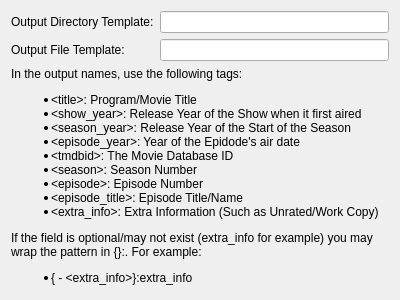
towel42-com/MediaManager, file Preferences/UI/TVShowSettings.ui: the form before one commit.
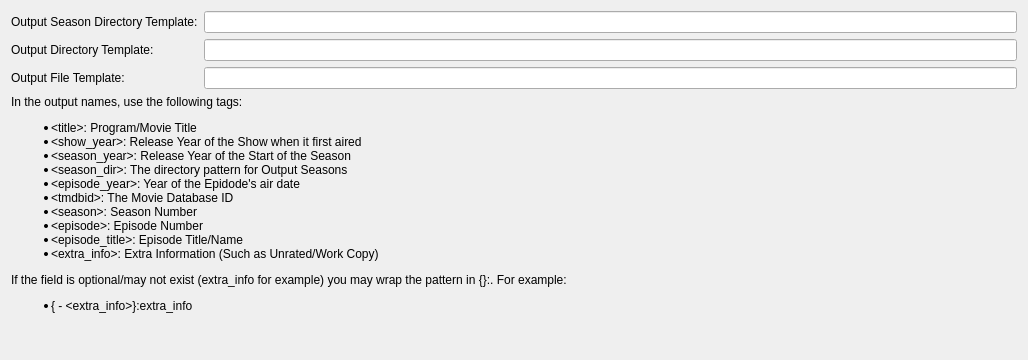
The form after the commit.

Commit message: Support For season output dir

Diff of the .ui file:
```diff
--- a/Preferences/UI/TVShowSettings.ui
+++ b/Preferences/UI/TVShowSettings.ui
@@ -6,22 +6,15 @@
    <rect>
     <x>0</x>
     <y>0</y>
-    <width>400</width>
-    <height>300</height>
+    <width>1028</width>
+    <height>360</height>
    </rect>
   </property>
   <property name="windowTitle">
    <string>Form</string>
   </property>
   <layout class="QGridLayout" name="gridLayout">
-   <item row="0" column="0">
-    <widget class="QLabel" name="label_10">
-     <property name="text">
-      <string>Output Directory Template:</string>
-     </property>
-    </widget>
-   </item>
-   <item row="0" column="1">
+   <item row="1" column="1">
     <widget class="QLineEdit" name="tvOutDirPattern">
      <property name="sizePolicy">
       <sizepolicy hsizetype="Expanding" vsizetype="Fixed">
@@ -34,27 +27,7 @@
      </property>
     </widget>
    </item>
-   <item row="1" column="0">
-    <widget class="QLabel" name="label_6">
-     <property name="text">
-      <string>Output File Template:</string>
-     </property>
-    </widget>
-   </item>
-   <item row="1" column="1">
-    <widget class="QLineEdit" name="tvOutFilePattern"/>
-   </item>
-   <item row="2" column="0" colspan="2">
-    <widget class="QLabel" name="label_3">
-     <property name="text">
-      <string>&lt;html&gt;&lt;head/&gt;&lt;body&gt;&lt;p&gt;In the output names, use the following tags:&lt;/p&gt;&lt;ul style=&quot;margin-top: 0px; margin-bottom: 0px; margin-left: 0px; margin-right: 0px; -qt-list-indent: 1;&quot;&gt;&lt;li style=&quot; margin-top:12px; margin-bottom:0px; margin-left:0px; margin-right:0px; -qt-block-indent:0; text-indent:0px;&quot;&gt;&amp;lt;title&amp;gt;: Program/Movie Title&lt;/li&gt;&lt;li style=&quot; margin-top:0px; margin-bottom:0px; margin-left:0px; margin-right:0px; -qt-block-indent:0; text-indent:0px;&quot;&gt;&amp;lt;show_year&amp;gt;: Release Year of the Show when it first aired&lt;/li&gt;&lt;ul style=&quot;margin-top: 0px; margin-bottom: 0px; margin-left: 0px; margin-right: 0px; -qt-list-indent: 1;&quot;&gt;&lt;li style=&quot; margin-top:0px; margin-bottom:0px; margin-left:0px; margin-right:0px; -qt-block-indent:0; text-indent:0px;&quot;&gt;&amp;lt;season_year&amp;gt;: Release Year of the Start of the Season&lt;/li&gt;&lt;li style=&quot; margin-top:0px; margin-bottom:0px; margin-left:0px; margin-right:0px; -qt-block-indent:0; text-indent:0px;&quot;&gt;&amp;lt;episode_year&amp;gt;: Year of the Epidode's air date&lt;/li&gt;&lt;/ul&gt;&lt;ul style=&quot;margin-top: 0px; margin-bottom: 0px; margin-left: 0px; margin-right: 0px; -qt-list-indent: 1;&quot;&gt;&lt;li style=&quot; margin-top:0px; margin-bottom:0px; margin-left:0px; margin-right:0px; -qt-block-indent:0; text-indent:0px;&quot;&gt;&amp;lt;tmdbid&amp;gt;: The Movie Database ID&lt;/li&gt;&lt;/ul&gt;&lt;li style=&quot; margin-top:0px; margin-bottom:0px; margin-left:0px; margin-right:0px; -qt-block-indent:0; text-indent:0px;&quot;&gt;&amp;lt;season&amp;gt;: Season Number&lt;/li&gt;&lt;li style=&quot; margin-top:0px; margin-bottom:0px; margin-left:0px; margin-right:0px; -qt-block-indent:0; text-indent:0px;&quot;&gt;&amp;lt;episode&amp;gt;: Episode Number&lt;/li&gt;&lt;li style=&quot; margin-top:0px; margin-bottom:0px; margin-left:0px; margin-right:0px; -qt-block-indent:0; text-indent:0px;&quot;&gt;&amp;lt;episode_title&amp;gt;: Episode Title/Name&lt;/li&gt;&lt;li style=&quot; margin-top:0px; margin-bottom:12px; margin-left:0px; margin-right:0px; -qt-block-indent:0; text-indent:0px;&quot;&gt;&amp;lt;extra_info&amp;gt;: Extra Information (Such as Unrated/Work Copy)&lt;/li&gt;&lt;/ul&gt;&lt;p&gt;If the field is optional/may not exist (extra_info for example) you may wrap the pattern in {}:. For example:&lt;/p&gt;&lt;ul style=&quot;margin-top: 0px; margin-bottom: 0px; margin-left: 0px; margin-right: 0px; -qt-list-indent: 1;&quot;&gt;&lt;li style=&quot; margin-top:0px; margin-bottom:12px; margin-left:0px; margin-right:0px; -qt-block-indent:0; text-indent:0px;&quot;&gt;{ - &amp;lt;extra_info&amp;gt;}:extra_info&lt;/li&gt;&lt;/ul&gt;&lt;/body&gt;&lt;/html&gt;</string>
-     </property>
-     <property name="wordWrap">
-      <bool>true</bool>
-     </property>
-    </widget>
-   </item>
-   <item row="3" column="0">
+   <item row="4" column="0">
     <spacer name="verticalSpacer_2">
      <property name="orientation">
       <enum>Qt::Vertical</enum>
@@ -67,6 +40,43 @@
      </property>
     </spacer>
    </item>
+   <item row="1" column="0">
+    <widget class="QLabel" name="label_10">
+     <property name="text">
+      <string>Output Directory Template:</string>
+     </property>
+    </widget>
+   </item>
+   <item row="2" column="1">
+    <widget class="QLineEdit" name="tvOutFilePattern"/>
+   </item>
+   <item row="2" column="0">
+    <widget class="QLabel" name="label_6">
+     <property name="text">
+      <string>Output File Template:</string>
+     </property>
+    </widget>
+   </item>
+   <item row="3" column="0" colspan="2">
+    <widget class="QLabel" name="label_3">
+     <property name="text">
+      <string>&lt;html&gt;&lt;head/&gt;&lt;body&gt;&lt;p&gt;In the output names, use the following tags:&lt;/p&gt;&lt;ul style=&quot;margin-top: 0px; margin-bottom: 0px; margin-left: 0px; margin-right: 0px; -qt-list-indent: 1;&quot;&gt;&lt;li style=&quot; margin-top:12px; margin-bottom:0px; margin-left:0px; margin-right:0px; -qt-block-indent:0; text-indent:0px;&quot;&gt;&amp;lt;title&amp;gt;: Program/Movie Title&lt;/li&gt;&lt;li style=&quot; margin-top:0px; margin-bottom:0px; margin-left:0px; margin-right:0px; -qt-block-indent:0; text-indent:0px;&quot;&gt;&amp;lt;show_year&amp;gt;: Release Year of the Show when it first aired&lt;/li&gt;&lt;ul style=&quot;margin-top: 0px; margin-bottom: 0px; margin-left: 0px; margin-right: 0px; -qt-list-indent: 1;&quot;&gt;&lt;li style=&quot; margin-top:0px; margin-bottom:0px; margin-left:0px; margin-right:0px; -qt-block-indent:0; text-indent:0px;&quot;&gt;&amp;lt;season_year&amp;gt;: Release Year of the Start of the Season&lt;/li&gt;&lt;li style=&quot; margin-top:0px; margin-bottom:0px; margin-left:0px; margin-right:0px; -qt-block-indent:0; text-indent:0px;&quot;&gt;&amp;lt;season_dir&amp;gt;: The directory pattern for Output Seasons&lt;/li&gt;&lt;/ul&gt;&lt;ul style=&quot;margin-top: 0px; margin-bottom: 0px; margin-left: 0px; margin-right: 0px; -qt-list-indent: 1;&quot;&gt;&lt;li style=&quot; margin-top:0px; margin-bottom:0px; margin-left:0px; margin-right:0px; -qt-block-indent:0; text-indent:0px;&quot;&gt;&amp;lt;episode_year&amp;gt;: Year of the Epidode's air date&lt;/li&gt;&lt;/ul&gt;&lt;ul style=&quot;margin-top: 0px; margin-bottom: 0px; margin-left: 0px; margin-right: 0px; -qt-list-indent: 1;&quot;&gt;&lt;li style=&quot; margin-top:0px; margin-bottom:0px; margin-left:0px; margin-right:0px; -qt-block-indent:0; text-indent:0px;&quot;&gt;&amp;lt;tmdbid&amp;gt;: The Movie Database ID&lt;/li&gt;&lt;/ul&gt;&lt;li style=&quot; margin-top:0px; margin-bottom:0px; margin-left:0px; margin-right:0px; -qt-block-indent:0; text-indent:0px;&quot;&gt;&amp;lt;season&amp;gt;: Season Number&lt;/li&gt;&lt;li style=&quot; margin-top:0px; margin-bottom:0px; margin-left:0px; margin-right:0px; -qt-block-indent:0; text-indent:0px;&quot;&gt;&amp;lt;episode&amp;gt;: Episode Number&lt;/li&gt;&lt;li style=&quot; margin-top:0px; margin-bottom:0px; margin-left:0px; margin-right:0px; -qt-block-indent:0; text-indent:0px;&quot;&gt;&amp;lt;episode_title&amp;gt;: Episode Title/Name&lt;/li&gt;&lt;li style=&quot; margin-top:0px; margin-bottom:12px; margin-left:0px; margin-right:0px; -qt-block-indent:0; text-indent:0px;&quot;&gt;&amp;lt;extra_info&amp;gt;: Extra Information (Such as Unrated/Work Copy)&lt;/li&gt;&lt;/ul&gt;&lt;p&gt;If the field is optional/may not exist (extra_info for example) you may wrap the pattern in {}:. For example:&lt;/p&gt;&lt;ul style=&quot;margin-top: 0px; margin-bottom: 0px; margin-left: 0px; margin-right: 0px; -qt-list-indent: 1;&quot;&gt;&lt;li style=&quot; margin-top:0px; margin-bottom:12px; margin-left:0px; margin-right:0px; -qt-block-indent:0; text-indent:0px;&quot;&gt;{ - &amp;lt;extra_info&amp;gt;}:extra_info&lt;/li&gt;&lt;/ul&gt;&lt;/body&gt;&lt;/html&gt;</string>
+     </property>
+     <property name="wordWrap">
+      <bool>true</bool>
+     </property>
+    </widget>
+   </item>
+   <item row="0" column="0">
+    <widget class="QLabel" name="label">
+     <property name="text">
+      <string>Output Season Directory Template:</string>
+     </property>
+    </widget>
+   </item>
+   <item row="0" column="1">
+    <widget class="QLineEdit" name="seasonOutDirPattern"/>
+   </item>
   </layout>
  </widget>
  <resources/>
```
Left out of the diff: 5 changed lines with no effect on the pictures. The commit also changes 4 other files.
